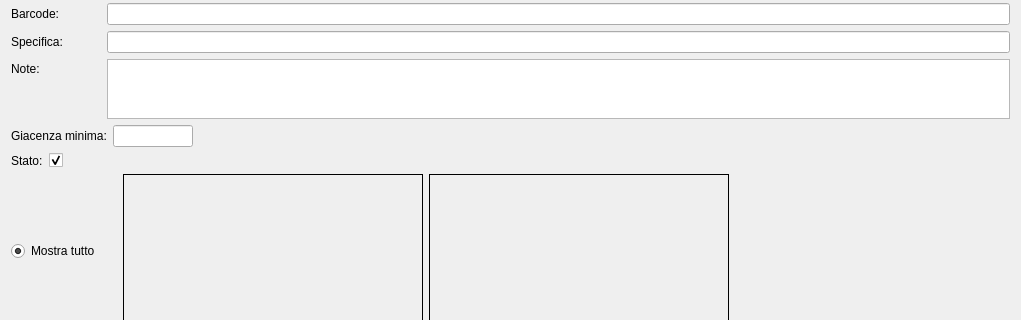
fblabs/CLTags, file ftagsmov.ui: the form before one commit; both pictures show x 0 to 1021 and y 92 to 412 of the 1021 by 936 pixel window.
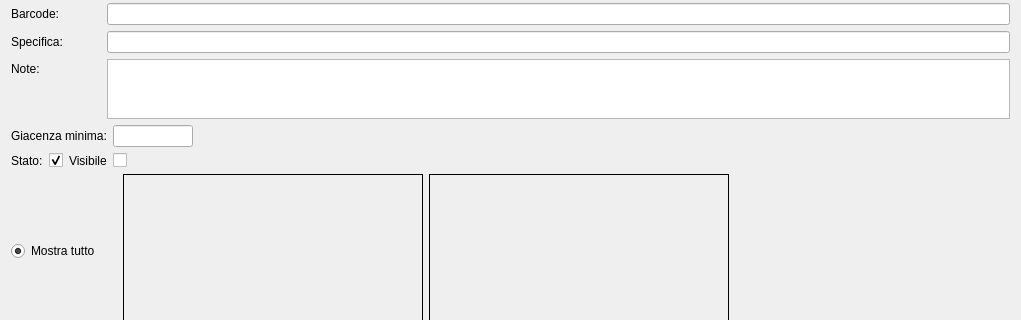
The form after the commit. Icons and pictures are not drawn.

Patch:
```diff
--- a/ftagsmov.ui
+++ b/ftagsmov.ui
@@ -297,6 +297,8 @@
     </layout>
    </item>
    <item>
+    <layout class="QFormLayout" name="formLayout_4">
+     <item row="0" column="0">
     <layout class="QFormLayout" name="formLayout">
      <item row="0" column="0">
       <widget class="QLabel" name="label_7">
@@ -314,6 +316,26 @@
         <bool>true</bool>
        </property>
       </widget>
+       </item>
+      </layout>
+     </item>
+     <item row="0" column="1">
+      <layout class="QFormLayout" name="formLayout_3">
+       <item row="0" column="0">
+        <widget class="QLabel" name="label_9">
+         <property name="text">
+          <string>Visibile</string>
+         </property>
+        </widget>
+       </item>
+       <item row="0" column="1">
+        <widget class="QCheckBox" name="cbVisibile">
+         <property name="text">
+          <string/>
+         </property>
+        </widget>
+       </item>
+      </layout>
      </item>
     </layout>
    </item>
```
Lines whose indentation alone changed are shown as unchanged.
